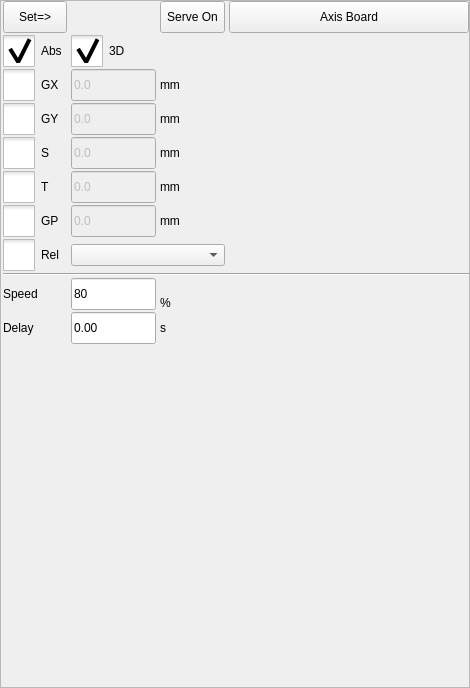
Before: the Qt Designer form hcinstruction/actionsettingframe_8.ui in GaussCheng/2-5AxisPunch, drawn with Qt 5.
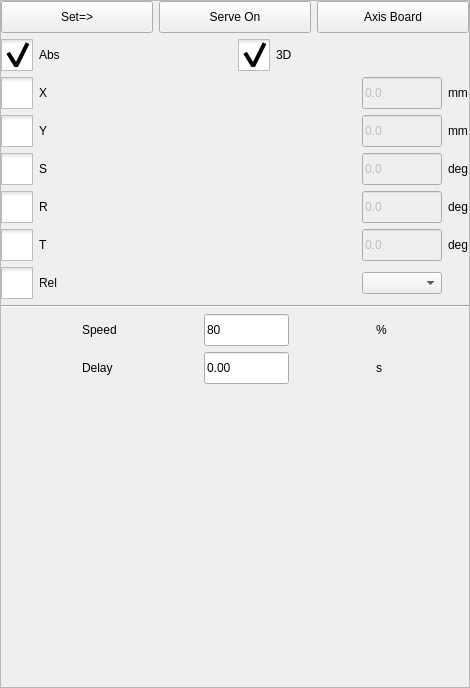
After: the same form once the commit is applied. Icons and pictures are not drawn. Custom widgets are drawn as their Qt base class.

```diff
--- a/hcinstruction/actionsettingframe_8.ui
+++ b/hcinstruction/actionsettingframe_8.ui
@@ -19,9 +19,9 @@
   <property name="frameShadow">
    <enum>QFrame::Raised</enum>
   </property>
-  <layout class="QGridLayout" name="gridLayout">
+  <layout class="QVBoxLayout" name="verticalLayout">
    <property name="leftMargin">
-    <number>2</number>
+    <number>0</number>
    </property>
    <property name="topMargin">
     <number>0</number>
@@ -32,52 +32,80 @@
    <property name="bottomMargin">
     <number>0</number>
    </property>
-   <property name="horizontalSpacing">
-    <number>4</number>
-   </property>
-   <property name="verticalSpacing">
-    <number>2</number>
-   </property>
-   <item row="2" column="1">
-    <widget class="ICLineEditWithVirtualNumericKeypad" name="x1PosLineEdit">
-     <property name="enabled">
-      <bool>false</bool>
-     </property>
+   <item>
+    <layout class="QHBoxLayout" name="horizontalLayout">
+     <item>
+      <widget class="QToolButton" name="inputButton">
+       <property name="sizePolicy">
+        <sizepolicy hsizetype="Preferred" vsizetype="Preferred">
+         <horstretch>0</horstretch>
+         <verstretch>0</verstretch>
+        </sizepolicy>
+       </property>
      <property name="minimumSize">
       <size>
-       <width>85</width>
-       <height>0</height>
-      </size>
-     </property>
-     <property name="maximumSize">
+         <width>64</width>
+         <height>32</height>
+        </size>
+       </property>
+       <property name="text">
+        <string>Set=&gt;</string>
+       </property>
+      </widget>
+     </item>
+     <item>
+      <widget class="QToolButton" name="serveControl">
+       <property name="sizePolicy">
+        <sizepolicy hsizetype="Preferred" vsizetype="Preferred">
+         <horstretch>0</horstretch>
+         <verstretch>0</verstretch>
+        </sizepolicy>
+       </property>
+       <property name="minimumSize">
       <size>
-       <width>85</width>
+         <width>64</width>
        <height>32</height>
       </size>
      </property>
      <property name="text">
-      <string>0.0</string>
-     </property>
-    </widget>
-   </item>
-   <item row="2" column="2">
-    <widget class="QLabel" name="label_11">
+        <string>Serve On</string>
+       </property>
+       <property name="checkable">
+        <bool>true</bool>
+       </property>
+      </widget>
+     </item>
+     <item>
+      <widget class="QToolButton" name="axisBoard">
      <property name="sizePolicy">
-      <sizepolicy hsizetype="Fixed" vsizetype="Preferred">
+        <sizepolicy hsizetype="Preferred" vsizetype="Preferred">
        <horstretch>0</horstretch>
        <verstretch>0</verstretch>
       </sizepolicy>
      </property>
+       <property name="minimumSize">
+        <size>
+         <width>64</width>
+         <height>32</height>
+        </size>
+       </property>
      <property name="text">
-      <string>mm</string>
-     </property>
-     <property name="alignment">
-      <set>Qt::AlignLeading|Qt::AlignLeft|Qt::AlignVCenter</set>
-     </property>
-    </widget>
-   </item>
-   <item row="1" column="0">
+        <string>Axis Board</string>
+       </property>
+      </widget>
+     </item>
+    </layout>
+   </item>
+   <item>
+    <layout class="QHBoxLayout" name="horizontalLayout_2">
+     <item>
     <widget class="QCheckBox" name="absBox">
+       <property name="minimumSize">
+        <size>
+         <width>80</width>
+         <height>0</height>
+        </size>
+       </property>
      <property name="styleSheet">
       <string notr="true">::indicator {
      width: 32px;
@@ -117,58 +145,49 @@
      </attribute>
     </widget>
    </item>
-   <item row="11" column="1">
-    <widget class="ICLineEditWithVirtualNumericKeypad" name="delayEdit">
-     <property name="minimumSize">
-      <size>
-       <width>85</width>
-       <height>32</height>
-      </size>
-     </property>
-     <property name="maximumSize">
-      <size>
-       <width>85</width>
-       <height>32</height>
-      </size>
-     </property>
+     <item>
+      <widget class="QCheckBox" name="curveBox">
+       <property name="styleSheet">
+        <string notr="true">::indicator {
+     width: 32px;
+     height: 32px;
+ }
+
+::indicator:unchecked 
+{
+     image: url(:/resource/check_unchecked.png);
+ }
+::indicator:checked 
+{
+     image: url(:/resource/check_checked.png);
+ }
+
+::indicator:checked:disabled
+{
+ image: url(:/resource/check_checked_disable.png);
+}
+
+::indicator:unchecked:disabled
+{
+ image: url(:/resource/check_unchecked_disable.png);
+}</string>
+       </property>
      <property name="text">
-      <string>0.00</string>
-     </property>
-    </widget>
-   </item>
-   <item row="11" column="2">
-    <widget class="QLabel" name="label_8">
-     <property name="sizePolicy">
-      <sizepolicy hsizetype="Fixed" vsizetype="Preferred">
-       <horstretch>0</horstretch>
-       <verstretch>0</verstretch>
-      </sizepolicy>
-     </property>
-     <property name="text">
-      <string>s</string>
-     </property>
-     <property name="alignment">
-      <set>Qt::AlignLeading|Qt::AlignLeft|Qt::AlignVCenter</set>
-     </property>
-    </widget>
-   </item>
-   <item row="10" column="2">
-    <widget class="QLabel" name="label_7">
-     <property name="sizePolicy">
-      <sizepolicy hsizetype="Fixed" vsizetype="Preferred">
-       <horstretch>0</horstretch>
-       <verstretch>0</verstretch>
-      </sizepolicy>
-     </property>
-     <property name="text">
-      <string>%</string>
-     </property>
-     <property name="alignment">
-      <set>Qt::AlignLeading|Qt::AlignLeft|Qt::AlignVCenter</set>
-     </property>
-    </widget>
+        <string>3D</string>
+       </property>
+       <property name="checkable">
+        <bool>true</bool>
+       </property>
+       <property name="checked">
+        <bool>true</bool>
+       </property>
+      </widget>
+     </item>
+    </layout>
    </item>
-   <item row="2" column="0">
+   <item>
+    <layout class="QGridLayout" name="gridLayout">
+     <item row="0" column="0">
     <widget class="QCheckBox" name="gxButton">
      <property name="styleSheet">
       <string notr="true">::indicator {
@@ -196,18 +215,53 @@
 }</string>
      </property>
      <property name="text">
-      <string>GX</string>
+        <string>X</string>
      </property>
      <property name="checkable">
       <bool>true</bool>
      </property>
     </widget>
    </item>
-   <item row="7" column="1" colspan="2">
-    <widget class="QComboBox" name="pointSel"/>
-   </item>
-   <item row="7" column="0">
-    <widget class="QCheckBox" name="relBox">
+     <item row="0" column="1">
+      <widget class="ICLineEditWithVirtualNumericKeypad" name="x1PosLineEdit">
+       <property name="enabled">
+        <bool>false</bool>
+       </property>
+       <property name="minimumSize">
+        <size>
+         <width>80</width>
+         <height>0</height>
+        </size>
+       </property>
+       <property name="maximumSize">
+        <size>
+         <width>80</width>
+         <height>32</height>
+        </size>
+       </property>
+       <property name="text">
+        <string>0.0</string>
+       </property>
+      </widget>
+     </item>
+     <item row="0" column="2">
+      <widget class="QLabel" name="label_11">
+       <property name="sizePolicy">
+        <sizepolicy hsizetype="Fixed" vsizetype="Preferred">
+         <horstretch>0</horstretch>
+         <verstretch>0</verstretch>
+        </sizepolicy>
+       </property>
+       <property name="text">
+        <string>mm</string>
+       </property>
+       <property name="alignment">
+        <set>Qt::AlignLeading|Qt::AlignLeft|Qt::AlignVCenter</set>
+       </property>
+      </widget>
+     </item>
+     <item row="1" column="0">
+      <widget class="QCheckBox" name="gyButton">
      <property name="styleSheet">
       <string notr="true">::indicator {
      width: 32px;
@@ -234,32 +288,52 @@
 }</string>
      </property>
      <property name="text">
-      <string>Rel</string>
+        <string>Y</string>
      </property>
      <property name="checkable">
       <bool>true</bool>
      </property>
-     <attribute name="buttonGroup">
-      <string notr="true">buttonGroup</string>
-     </attribute>
-    </widget>
-   </item>
-   <item row="8" column="0" colspan="4">
-    <widget class="Line" name="line">
-     <property name="styleSheet">
-      <string notr="true">QMessageBox QAbstractButton
-{
-    min-width: 90px;
-	min-height:30px;
-}
-</string>
-     </property>
-     <property name="orientation">
-      <enum>Qt::Horizontal</enum>
-     </property>
-    </widget>
-   </item>
-   <item row="4" column="0">
+      </widget>
+     </item>
+     <item row="1" column="1">
+      <widget class="ICLineEditWithVirtualNumericKeypad" name="y1PosLineEdit">
+       <property name="enabled">
+        <bool>false</bool>
+       </property>
+       <property name="minimumSize">
+        <size>
+         <width>80</width>
+         <height>0</height>
+        </size>
+       </property>
+       <property name="maximumSize">
+        <size>
+         <width>80</width>
+         <height>32</height>
+        </size>
+       </property>
+       <property name="text">
+        <string>0.0</string>
+       </property>
+      </widget>
+     </item>
+     <item row="1" column="2">
+      <widget class="QLabel" name="label_10">
+       <property name="sizePolicy">
+        <sizepolicy hsizetype="Fixed" vsizetype="Preferred">
+         <horstretch>0</horstretch>
+         <verstretch>0</verstretch>
+        </sizepolicy>
+       </property>
+       <property name="text">
+        <string>mm</string>
+       </property>
+       <property name="alignment">
+        <set>Qt::AlignLeading|Qt::AlignLeft|Qt::AlignVCenter</set>
+       </property>
+      </widget>
+     </item>
+     <item row="2" column="0">
     <widget class="QCheckBox" name="gzButton">
      <property name="styleSheet">
       <string notr="true">::indicator {
@@ -294,20 +368,20 @@
      </property>
     </widget>
    </item>
-   <item row="4" column="1">
+     <item row="2" column="1">
     <widget class="ICLineEditWithVirtualNumericKeypad" name="zPosLineEdit">
      <property name="enabled">
       <bool>false</bool>
      </property>
      <property name="minimumSize">
       <size>
-       <width>85</width>
+         <width>80</width>
        <height>0</height>
       </size>
      </property>
      <property name="maximumSize">
       <size>
-       <width>85</width>
+         <width>80</width>
        <height>32</height>
       </size>
      </property>
@@ -316,7 +390,7 @@
      </property>
     </widget>
    </item>
-   <item row="4" column="2">
+     <item row="2" column="2">
     <widget class="QLabel" name="label_12">
      <property name="sizePolicy">
       <sizepolicy hsizetype="Fixed" vsizetype="Preferred">
@@ -325,54 +399,15 @@
       </sizepolicy>
      </property>
      <property name="text">
-      <string>mm</string>
+        <string>deg</string>
      </property>
      <property name="alignment">
       <set>Qt::AlignLeading|Qt::AlignLeft|Qt::AlignVCenter</set>
      </property>
     </widget>
    </item>
-   <item row="2" column="3">
-    <spacer name="horizontalSpacer">
-     <property name="orientation">
-      <enum>Qt::Horizontal</enum>
-     </property>
-     <property name="sizeHint" stdset="0">
-      <size>
-       <width>40</width>
-       <height>20</height>
-      </size>
-     </property>
-    </spacer>
-   </item>
-   <item row="11" column="0">
-    <widget class="QLabel" name="label_2">
-     <property name="text">
-      <string>Delay</string>
-     </property>
-    </widget>
-   </item>
-   <item row="0" column="0">
-    <widget class="QToolButton" name="inputButton">
-     <property name="sizePolicy">
-      <sizepolicy hsizetype="Preferred" vsizetype="Preferred">
-       <horstretch>0</horstretch>
-       <verstretch>0</verstretch>
-      </sizepolicy>
-     </property>
-     <property name="minimumSize">
-      <size>
-       <width>64</width>
-       <height>32</height>
-      </size>
-     </property>
-     <property name="text">
-      <string>Set=&gt;</string>
-     </property>
-    </widget>
-   </item>
    <item row="3" column="0">
-    <widget class="QCheckBox" name="gyButton">
+      <widget class="QCheckBox" name="gPButton">
      <property name="styleSheet">
       <string notr="true">::indicator {
      width: 32px;
@@ -399,27 +434,27 @@
 }</string>
      </property>
      <property name="text">
-      <string>GY</string>
+        <string>R</string>
      </property>
      <property name="checkable">
       <bool>true</bool>
      </property>
     </widget>
    </item>
-   <item row="5" column="1">
-    <widget class="ICLineEditWithVirtualNumericKeypad" name="tPosLineEdit">
+     <item row="3" column="1">
+      <widget class="ICLineEditWithVirtualNumericKeypad" name="pPosLineEdit">
      <property name="enabled">
       <bool>false</bool>
      </property>
      <property name="minimumSize">
       <size>
-       <width>85</width>
+         <width>80</width>
        <height>0</height>
       </size>
      </property>
      <property name="maximumSize">
       <size>
-       <width>85</width>
+         <width>80</width>
        <height>32</height>
       </size>
      </property>
@@ -428,7 +463,23 @@
      </property>
     </widget>
    </item>
-   <item row="5" column="0">
+     <item row="3" column="2">
+      <widget class="QLabel" name="label_14">
+       <property name="sizePolicy">
+        <sizepolicy hsizetype="Fixed" vsizetype="Preferred">
+         <horstretch>0</horstretch>
+         <verstretch>0</verstretch>
+        </sizepolicy>
+       </property>
+       <property name="text">
+        <string>deg</string>
+       </property>
+       <property name="alignment">
+        <set>Qt::AlignLeading|Qt::AlignLeft|Qt::AlignVCenter</set>
+       </property>
+      </widget>
+     </item>
+     <item row="4" column="0">
     <widget class="QCheckBox" name="gtButton">
      <property name="styleSheet">
       <string notr="true">::indicator {
@@ -463,7 +514,29 @@
      </property>
     </widget>
    </item>
-   <item row="5" column="2">
+     <item row="4" column="1">
+      <widget class="ICLineEditWithVirtualNumericKeypad" name="tPosLineEdit">
+       <property name="enabled">
+        <bool>false</bool>
+       </property>
+       <property name="minimumSize">
+        <size>
+         <width>80</width>
+         <height>0</height>
+        </size>
+       </property>
+       <property name="maximumSize">
+        <size>
+         <width>80</width>
+         <height>32</height>
+        </size>
+       </property>
+       <property name="text">
+        <string>0.0</string>
+       </property>
+      </widget>
+     </item>
+     <item row="4" column="2">
     <widget class="QLabel" name="label_13">
      <property name="sizePolicy">
       <sizepolicy hsizetype="Fixed" vsizetype="Preferred">
@@ -472,14 +545,74 @@
       </sizepolicy>
      </property>
      <property name="text">
-      <string>mm</string>
+        <string>deg</string>
      </property>
      <property name="alignment">
       <set>Qt::AlignLeading|Qt::AlignLeft|Qt::AlignVCenter</set>
      </property>
     </widget>
    </item>
-   <item row="9" column="0" rowspan="2">
+     <item row="5" column="0">
+      <widget class="QCheckBox" name="relBox">
+       <property name="styleSheet">
+        <string notr="true">::indicator {
+     width: 32px;
+     height: 32px;
+ }
+
+::indicator:unchecked 
+{
+     image: url(:/resource/check_unchecked.png);
+ }
+::indicator:checked 
+{
+     image: url(:/resource/check_checked.png);
+ }
+
+::indicator:checked:disabled
+{
+ image: url(:/resource/check_checked_disable.png);
+}
+
+::indicator:unchecked:disabled
+{
+ image: url(:/resource/check_unchecked_disable.png);
+}</string>
+       </property>
+       <property name="text">
+        <string>Rel</string>
+       </property>
+       <property name="checkable">
+        <bool>true</bool>
+       </property>
+       <attribute name="buttonGroup">
+        <string notr="true">buttonGroup</string>
+       </attribute>
+      </widget>
+     </item>
+     <item row="5" column="1">
+      <widget class="QComboBox" name="pointSel"/>
+     </item>
+    </layout>
+   </item>
+   <item>
+    <widget class="Line" name="line">
+     <property name="styleSheet">
+      <string notr="true">QMessageBox QAbstractButton
+{
+    min-width: 90px;
+	min-height:30px;
+}
+</string>
+     </property>
+     <property name="orientation">
+      <enum>Qt::Horizontal</enum>
+     </property>
+    </widget>
+   </item>
+   <item>
+    <layout class="QGridLayout" name="gridLayout_2">
+     <item row="0" column="0">
     <widget class="QLabel" name="label_6">
      <property name="sizePolicy">
       <sizepolicy hsizetype="Fixed" vsizetype="Preferred">
@@ -495,45 +628,7 @@
      </property>
     </widget>
    </item>
-   <item row="3" column="2">
-    <widget class="QLabel" name="label_10">
-     <property name="sizePolicy">
-      <sizepolicy hsizetype="Fixed" vsizetype="Preferred">
-       <horstretch>0</horstretch>
-       <verstretch>0</verstretch>
-      </sizepolicy>
-     </property>
-     <property name="text">
-      <string>mm</string>
-     </property>
-     <property name="alignment">
-      <set>Qt::AlignLeading|Qt::AlignLeft|Qt::AlignVCenter</set>
-     </property>
-    </widget>
-   </item>
-   <item row="3" column="1">
-    <widget class="ICLineEditWithVirtualNumericKeypad" name="y1PosLineEdit">
-     <property name="enabled">
-      <bool>false</bool>
-     </property>
-     <property name="minimumSize">
-      <size>
-       <width>85</width>
-       <height>0</height>
-      </size>
-     </property>
-     <property name="maximumSize">
-      <size>
-       <width>85</width>
-       <height>32</height>
-      </size>
-     </property>
-     <property name="text">
-      <string>0.0</string>
-     </property>
-    </widget>
-   </item>
-   <item row="9" column="1" rowspan="2">
+     <item row="0" column="1">
     <widget class="ICLineEditWithVirtualNumericKeypad" name="speedEdit">
      <property name="minimumSize">
       <size>
@@ -552,7 +647,67 @@
      </property>
     </widget>
    </item>
-   <item row="12" column="1">
+     <item row="0" column="2">
+      <widget class="QLabel" name="label_7">
+       <property name="sizePolicy">
+        <sizepolicy hsizetype="Fixed" vsizetype="Preferred">
+         <horstretch>0</horstretch>
+         <verstretch>0</verstretch>
+        </sizepolicy>
+       </property>
+       <property name="text">
+        <string>%</string>
+       </property>
+       <property name="alignment">
+        <set>Qt::AlignLeading|Qt::AlignLeft|Qt::AlignVCenter</set>
+       </property>
+      </widget>
+     </item>
+     <item row="1" column="0">
+      <widget class="QLabel" name="label_2">
+       <property name="text">
+        <string>Delay</string>
+       </property>
+      </widget>
+     </item>
+     <item row="1" column="1">
+      <widget class="ICLineEditWithVirtualNumericKeypad" name="delayEdit">
+       <property name="minimumSize">
+        <size>
+         <width>85</width>
+         <height>32</height>
+        </size>
+       </property>
+       <property name="maximumSize">
+        <size>
+         <width>85</width>
+         <height>32</height>
+        </size>
+       </property>
+       <property name="text">
+        <string>0.00</string>
+       </property>
+      </widget>
+     </item>
+     <item row="1" column="2">
+      <widget class="QLabel" name="label_8">
+       <property name="sizePolicy">
+        <sizepolicy hsizetype="Fixed" vsizetype="Preferred">
+         <horstretch>0</horstretch>
+         <verstretch>0</verstretch>
+        </sizepolicy>
+       </property>
+       <property name="text">
+        <string>s</string>
+       </property>
+       <property name="alignment">
+        <set>Qt::AlignLeading|Qt::AlignLeft|Qt::AlignVCenter</set>
+       </property>
+      </widget>
+     </item>
+    </layout>
+   </item>
+   <item>
     <spacer name="verticalSpacer">
      <property name="orientation">
       <enum>Qt::Vertical</enum>
@@ -565,158 +720,6 @@
      </property>
     </spacer>
    </item>
-   <item row="6" column="0">
-    <widget class="QCheckBox" name="gPButton">
-     <property name="styleSheet">
-      <string notr="true">::indicator {
-     width: 32px;
-     height: 32px;
- }
-
-::indicator:unchecked 
-{
-     image: url(:/resource/check_unchecked.png);
- }
-::indicator:checked 
-{
-     image: url(:/resource/check_checked.png);
- }
-
-::indicator:checked:disabled
-{
- image: url(:/resource/check_checked_disable.png);
-}
-
-::indicator:unchecked:disabled
-{
- image: url(:/resource/check_unchecked_disable.png);
-}</string>
-     </property>
-     <property name="text">
-      <string>GP</string>
-     </property>
-     <property name="checkable">
-      <bool>true</bool>
-     </property>
-    </widget>
-   </item>
-   <item row="6" column="1">
-    <widget class="ICLineEditWithVirtualNumericKeypad" name="pPosLineEdit">
-     <property name="enabled">
-      <bool>false</bool>
-     </property>
-     <property name="minimumSize">
-      <size>
-       <width>85</width>
-       <height>0</height>
-      </size>
-     </property>
-     <property name="maximumSize">
-      <size>
-       <width>85</width>
-       <height>32</height>
-      </size>
-     </property>
-     <property name="text">
-      <string>0.0</string>
-     </property>
-    </widget>
-   </item>
-   <item row="6" column="2">
-    <widget class="QLabel" name="label_14">
-     <property name="sizePolicy">
-      <sizepolicy hsizetype="Fixed" vsizetype="Preferred">
-       <horstretch>0</horstretch>
-       <verstretch>0</verstretch>
-      </sizepolicy>
-     </property>
-     <property name="text">
-      <string>mm</string>
-     </property>
-     <property name="alignment">
-      <set>Qt::AlignLeading|Qt::AlignLeft|Qt::AlignVCenter</set>
-     </property>
-    </widget>
-   </item>
-   <item row="1" column="1">
-    <widget class="QCheckBox" name="curveBox">
-     <property name="styleSheet">
-      <string notr="true">::indicator {
-     width: 32px;
-     height: 32px;
- }
-
-::indicator:unchecked 
-{
-     image: url(:/resource/check_unchecked.png);
- }
-::indicator:checked 
-{
-     image: url(:/resource/check_checked.png);
- }
-
-::indicator:checked:disabled
-{
- image: url(:/resource/check_checked_disable.png);
-}
-
-::indicator:unchecked:disabled
-{
- image: url(:/resource/check_unchecked_disable.png);
-}</string>
-     </property>
-     <property name="text">
-      <string>3D</string>
-     </property>
-     <property name="checkable">
-      <bool>true</bool>
-     </property>
-     <property name="checked">
-      <bool>true</bool>
-     </property>
-    </widget>
-   </item>
-   <item row="0" column="3">
-    <widget class="QToolButton" name="axisBoard">
-     <property name="sizePolicy">
-      <sizepolicy hsizetype="Preferred" vsizetype="Preferred">
-       <horstretch>0</horstretch>
-       <verstretch>0</verstretch>
-      </sizepolicy>
-     </property>
-     <property name="minimumSize">
-      <size>
-       <width>64</width>
-       <height>32</height>
-      </size>
-     </property>
-     <property name="text">
-      <string>Axis Board</string>
-     </property>
-    </widget>
-   </item>
-   <item row="0" column="2">
-    <widget class="QToolButton" name="serveControl">
-     <property name="sizePolicy">
-      <sizepolicy hsizetype="Preferred" vsizetype="Preferred">
-       <horstretch>0</horstretch>
-       <verstretch>0</verstretch>
-      </sizepolicy>
-     </property>
-     <property name="minimumSize">
-      <size>
-       <width>64</width>
-       <height>32</height>
-      </size>
-     </property>
-     <property name="text">
-      <string>Serve On</string>
-     </property>
-     <property name="checkable">
-      <bool>true</bool>
-     </property>
-    </widget>
-   </item>
   </layout>
  </widget>
  <customwidgets>
```
Lines whose indentation alone changed are shown as unchanged.
